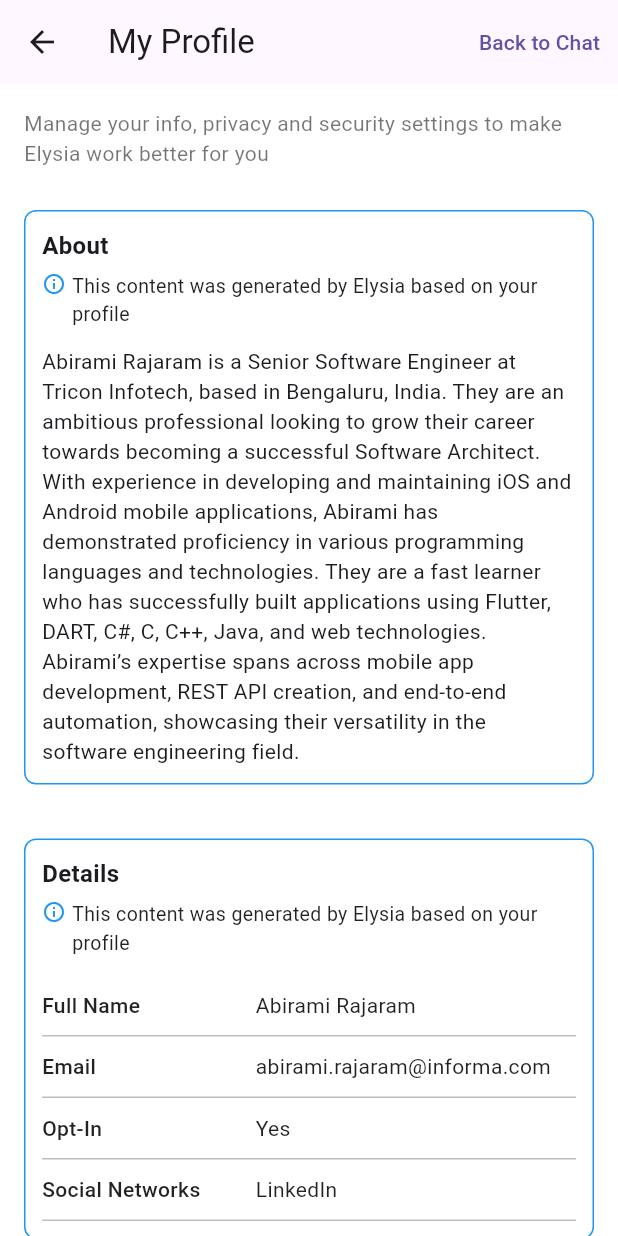
After one commit to pranjalsinghtricon/flutter_chat_ai, a Flutter app: the ProfileScreen screen opened directly, on a phone screen of 412 x 824 dp. The commit adds this screen. Run offline on Flutter 3.47's test engine with Material 3 defaults, Android fonts, the light colour scheme and no system bars; our stand-ins replace flutter_riverpod, flutter_svg.

Commit message:
Task : custom icon button, custom dropdown, custom-searchable_dropdown, profile_page

```diff
--- /dev/null
+++ b/lib/common_ui_components/cards/custom_user_profile_card.dart
@@ -0,0 +1,68 @@
+import 'package:flutter/material.dart';
+
+class CustomProfilePageCard extends StatelessWidget {
+  final String heading;
+  final String subheading;
+  final Widget child;
+
+  const CustomProfilePageCard({
+    Key? key,
+    required this.heading,
+    required this.subheading,
+    required this.child,
+  }) : super(key: key);
+
+  @override
+  Widget build(BuildContext context) {
+    return Card(
+      color: Colors.white,
+      shape: RoundedRectangleBorder(
+        side: const BorderSide(color: Colors.blue, width: 1),
+        borderRadius: BorderRadius.circular(8),
+      ),
+      elevation: 0,
+      margin: const EdgeInsets.symmetric(vertical: 8),
+      child: Padding(
+        padding: const EdgeInsets.all(12.0),
+        child: Column(
+          crossAxisAlignment: CrossAxisAlignment.start,
+          children: [
+            // Heading
+            Text(
+              heading,
+              style: const TextStyle(
+                fontWeight: FontWeight.bold,
+                fontSize: 16,
+              ),
+            ),
+            const SizedBox(height: 6),
+
+            // Subheading with icon
+            Row(
+              crossAxisAlignment: CrossAxisAlignment.start,
+              children: [
+                const Icon(Icons.info_outline,
+                    size: 16, color: Colors.blue),
+                const SizedBox(width: 4),
+                Expanded(
+                  child: Text(
+                    subheading,
+                    style: const TextStyle(
+                      fontSize: 13,
+                      color: Colors.black87,
+                    ),
+                  ),
+                ),
+              ],
+            ),
+
+            const SizedBox(height: 12),
+
+            // The dynamic child widget
+            child,
+          ],
+        ),
+      ),
+    );
+  }
+}
--- /dev/null
+++ b/lib/common_ui_components/row/custom_row_layout.dart
@@ -0,0 +1,61 @@
+import 'package:flutter/material.dart';
+
+class CustomRowLayout extends StatelessWidget {
+  final String label;
+  final String value;
+  final VoidCallback? onTap; // for clickable rows (like Social Networks)
+
+  const CustomRowLayout({
+    Key? key,
+    required this.label,
+    required this.value,
+    this.onTap,
+  }) : super(key: key);
+
+  @override
+  Widget build(BuildContext context) {
+    return InkWell(
+      onTap: onTap,
+      splashColor: Colors.transparent,
+      highlightColor: Colors.transparent,
+      child: Padding(
+        padding: const EdgeInsets.symmetric(vertical: 10),
+        child: Row(
+          children: [
+            Expanded(
+              flex: 2,
+              child: Text(
+                label,
+                style: const TextStyle(
+                  fontWeight: FontWeight.w500,
+                  fontSize: 14,
+                  color: Colors.black87,
+                ),
+              ),
+            ),
+            Expanded(
+              flex: 3,
+              child: Row(
+                mainAxisAlignment: MainAxisAlignment.spaceBetween,
+                children: [
+                  Flexible(
+                    child: Text(
+                      value,
+                      style: const TextStyle(
+                        fontSize: 14,
+                        color: Colors.black87,
+                      ),
+                      overflow: TextOverflow.ellipsis,
+                    ),
+                  ),
+                  if (onTap != null)
+                    const Icon(Icons.chevron_right, size: 20, color: Colors.grey),
+                ],
+              ),
+            ),
+          ],
+        ),
+      ),
+    );
+  }
+}
--- /dev/null
+++ b/lib/features/chat/presentation/profile_page/profile_screen.dart
@@ -0,0 +1,212 @@
+import 'package:flutter/material.dart';
+import 'package:flutter_chat_ai/common_ui_components/cards/custom_user_profile_card.dart';
+import 'package:flutter_chat_ai/common_ui_components/row/custom_row_layout.dart';
+import 'package:flutter_chat_ai/features/chat/presentation/profile_page/widgets/skills_section.dart';
+
+class ProfileScreen extends StatelessWidget {
+  const ProfileScreen({super.key});
+
+  @override
+  Widget build(BuildContext context) {
+    return Scaffold(
+      appBar: AppBar(
+        title: const Text("My Profile"),
+        actions: [
+          TextButton(
+            onPressed: () {
+              Navigator.pop(context);
+            },
+            child: const Text("Back to Chat"),
+          ),
+        ],
+      ),
+      body: SingleChildScrollView(
+        padding: const EdgeInsets.all(16.0),
+        child: Column(
+          crossAxisAlignment: CrossAxisAlignment.start,
+          children: [
+            const Text(
+              "Manage your info, privacy and security settings to make Elysia work better for you",
+              style: TextStyle(fontSize: 14, color: Colors.black54),
+            ),
+            const SizedBox(height: 20),
+
+            CustomProfilePageCard(
+              heading: "About",
+              subheading:
+              "This content was generated by Elysia based on your profile",
+              child: const Text(
+                "Abirami Rajaram is a Senior Software Engineer at Tricon Infotech, based in Bengaluru, India. "
+                    "They are an ambitious professional looking to grow their career towards becoming a successful Software Architect. "
+                    "With experience in developing and maintaining iOS and Android mobile applications, Abirami has demonstrated proficiency "
+                    "in various programming languages and technologies. They are a fast learner who has successfully built applications using "
+                    "Flutter, DART, C#, C, C++, Java, and web technologies. Abirami’s expertise spans across mobile app development, REST API "
+                    "creation, and end-to-end automation, showcasing their versatility in the software engineering field.",
+                style: TextStyle(fontSize: 14, height: 1.4),
+              ),
+            ),
+
+            const SizedBox(height: 20),
+
+            // Details Section
+            // _buildDetailsCard(),
+
+
+            CustomProfilePageCard(
+              heading: "Details",
+              subheading: "This content was generated by Elysia based on your profile",
+              child: Column(
+                children: const [
+                  // Divider(height: 1, color: Colors.grey),
+                  CustomRowLayout(
+                    label: "Full Name",
+                    value: "Abirami Rajaram",
+                  ),
+                  Divider(height: 1, color: Colors.black26),
+                  CustomRowLayout(
+                    label: "Email",
+                    value: "abirami.rajaram@informa.com",
+                  ),
+                  Divider(height: 1, color: Colors.black26),
+                  CustomRowLayout(
+                    label: "Opt-In",
+                    value: "Yes",
+                  ),
+                  Divider(height: 1, color: Colors.black26),
+                  CustomRowLayout(
+                    label: "Social Networks",
+                    value: "LinkedIn",
+                    onTap: null, // replace null with navigation logic if needed
+                  ),
+                  Divider(height: 1, color: Colors.black26),
+                ],
+              ),
+            ),
+
+
+
+
+            CustomProfilePageCard(
+              heading: "Details",
+              subheading:
+              "This content was generated by Elysia based on your profile",
+              child: Wrap(
+                spacing: 8,
+                runSpacing: 8,
+                children: [
+                  Chip(label: Text("Flutter")),
+                  Chip(label: Text("Python")),
+                  Chip(label: Text("AWS")),
+                ],
+              ),
+            ),
+
+
+            const SizedBox(height: 20),
+            //
+            // Skills Section
+            CustomProfilePageCard(
+              heading: "Skills",
+              subheading: "This content was generated by Elysia based on your profile",
+              child: const SkillsSection(),
+            ),
+
+            const SizedBox(height: 20),
+            CustomProfilePageCard(
+              heading: "Interests",
+              subheading:
+              "This content was generated by Elysia based on your profile",
+              child: Wrap(
+                spacing: 8,
+                runSpacing: 8,
+                children: [
+                  Chip(label: Text("Flutter")),
+                  Chip(label: Text("Python")),
+                  Chip(label: Text("AWS")),
+                ],
+              ),
+            ),
+
+
+            // Interests Section
+            // _buildChipsSection(
+            //   title: "Interests",
+            //   chips: [
+            //     "Software Architecture",
+            //     "Mobile App Development",
+            //     "Cloud Computing",
+            //     "DevOps",
+            //     "UI/UX Design",
+            //     "Emerging Technologies",
+            //     "Agile Methodologies",
+            //     "Cross-platform Development"
+            //   ],
+            // ),
+          ],
+        ),
+      ),
+    );
+  }
+
+  // Widget _buildCard({required String title, required String content}) {
+  //   return Card(
+  //     shape: RoundedRectangleBorder(borderRadius: BorderRadius.circular(8)),
+  //     child: Padding(
+  //       padding: const EdgeInsets.all(12.0),
+  //       child: Column(
+  //         crossAxisAlignment: CrossAxisAlignment.start,
+  //         children: [
+  //           Text(title,
+  //               style: const TextStyle(
+  //                   fontWeight: FontWeight.bold, fontSize: 16)),
+  //           const SizedBox(height: 8),
+  //           Text(content, style: const TextStyle(fontSize: 14)),
+  //         ],
+  //       ),
+  //     ),
+  //   );
+  // }
+
+  Widget _buildDetailsCard() {
+    return Card(
+      shape: RoundedRectangleBorder(borderRadius: BorderRadius.circular(8)),
+      child: Padding(
+        padding: const EdgeInsets.all(12.0),
+        child: Column(
+          crossAxisAlignment: CrossAxisAlignment.start,
+          children: [
+            const Text(
+              "Details",
+              style: TextStyle(fontWeight: FontWeight.bold, fontSize: 16),
+            ),
+            const SizedBox(height: 8),
+            _buildDetailRow("Full Name", "Abirami Rajaram"),
+            _buildDetailRow("Email", "abirami.rajaram@informa.com"),
+            _buildDetailRow("Opt-In", "Yes"),
+            _buildDetailRow("Social Networks", "LinkedIn"),
+          ],
+        ),
+      ),
+    );
+  }
+
+  static Widget _buildDetailRow(String label, String value) {
+    return Padding(
+      padding: EdgeInsets.symmetric(vertical: 4.0),
+      child: Row(
+        children: [
+          Expanded(
+            flex: 2,
+            child: Text(label,
+                style: TextStyle(fontWeight: FontWeight.w500, fontSize: 14)),
+          ),
+          Expanded(
+            flex: 3,
+            child: Text(value, style: TextStyle(fontSize: 14)),
+          ),
+        ],
+      ),
+    );
+  }
+
+}
--- /dev/null
+++ b/lib/providers/skill_provider.dart
@@ -0,0 +1,27 @@
+import 'package:flutter_riverpod/flutter_riverpod.dart';
+
+// Hardcoded for now, later from API
+final availableSkillsProvider = StateProvider<List<String>>((ref) => [
+  "End-to-end Automation",
+  "TypeScript",
+  "Python",
+  "WordPress",
+  "Proto.io",
+  "AWS",
+  "Figma",
+  "Containerization",
+  "CI/CD",
+  ".NET Core",
+  "Xamarin",
+  "Flutter",
+  "Clean code",
+  "User Interface Design",
+  "Native Android",
+  "Java",
+  "Kotlin",
+  "iOS Development",
+  "REST API",
+  "Jenkins"
+]);
+
+final selectedSkillsProvider = StateProvider<List<String>>((ref) => []);
```
Also changed, not shown: lib/common_ui_components/chip/custom_chip.dart (added, +22 -0 lines), lib/common_ui_components/searchable_dropdown/custom_searchable_dropdown.dart (added, +85 -0 lines), lib/features/chat/presentation/chat_screen.dart (+14 -0 lines), lib/features/chat/presentation/profile_page/widgets/skills_section.dart (added, +30 -0 lines).
